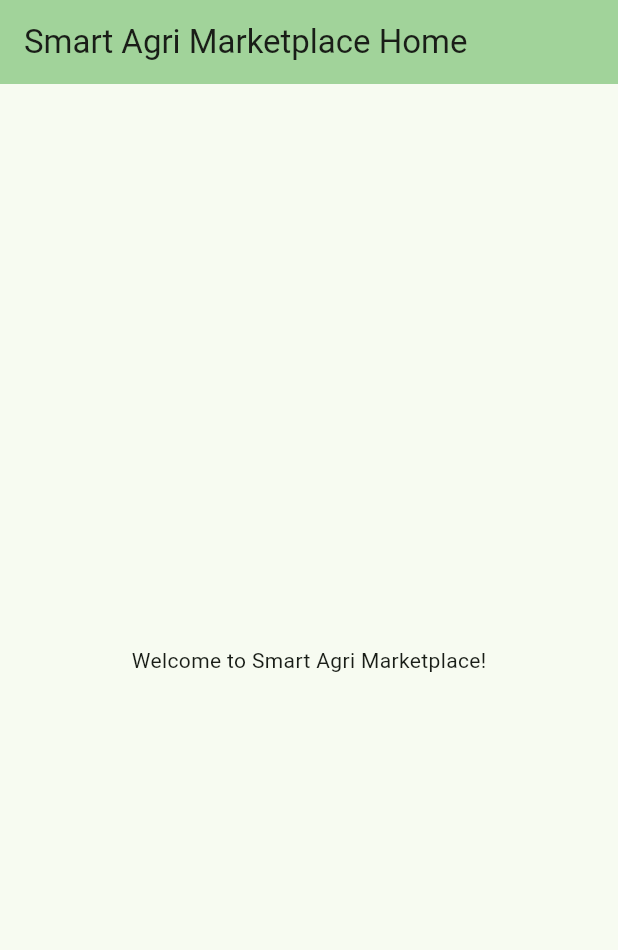
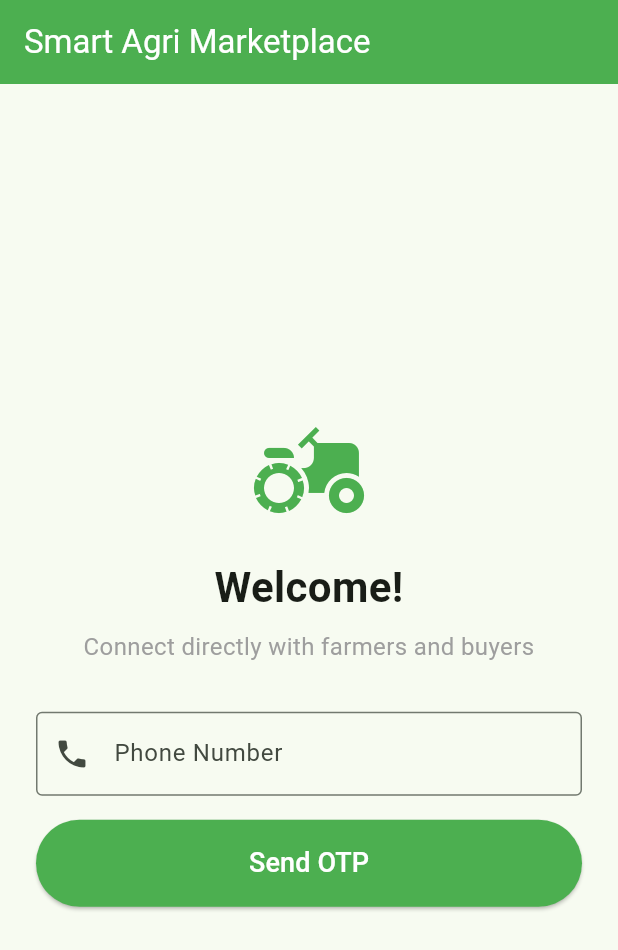
Before and after one commit to nattytesfa/smart-agri-marketplace, a Flutter app: the screen it shows after launch, on a phone screen of 412 x 824 dp. Shown: the top 950 px of the screen. Run offline on Flutter 3.47's test engine with Material 3 defaults, Android fonts, the phone set to English and light mode, and no system bars; our stand-ins replace dio, flutter_dotenv, flutter_secure_storage, supabase_flutter; accounts and stored records are empty.

Commit message:
feat: implement login and home screens with OTP authentication

```diff
--- a/mobile/lib/main.dart
+++ b/mobile/lib/main.dart
@@ -1,6 +1,19 @@
 import 'package:flutter/material.dart';
+import 'package:supabase_flutter/supabase_flutter.dart';
+import 'package:flutter_dotenv/flutter_dotenv.dart';
 
-void main() {
+import 'screens/home_screen.dart';
+import 'screens/login_screen.dart';
+
+void main() async {
+  WidgetsFlutterBinding.ensureInitialized();
+  await dotenv.load(fileName: ".env");
+
+  await Supabase.initialize(
+    url: dotenv.env['SUPABASE_URL']!,
+    publishableKey: dotenv.env['SUPABASE_ANON_KEY']!,
+  );
+
   runApp(const MyApp());
 }
 
@@ -10,33 +23,17 @@ class MyApp extends StatelessWidget {
   @override
   Widget build(BuildContext context) {
     return MaterialApp(
+      debugShowCheckedModeBanner: false,
       title: 'Smart Agri Marketplace',
       theme: ThemeData(
         colorScheme: ColorScheme.fromSeed(seedColor: Colors.green),
         useMaterial3: true,
       ),
-      home: const MyHomePage(title: 'Smart Agri Marketplace Home'),
+      initialRoute: '/login',
+      routes: {
+        '/login': (context) => const LoginScreen(),
+        '/home': (context) => const HomeScreen(),
+      },
     );
   }
 }
-
-class MyHomePage extends StatelessWidget {
-  final String title;
-
-  const MyHomePage({super.key, required this.title});
-
-  @override
-  Widget build(BuildContext context) {
-    return Scaffold(
-      appBar: AppBar(
-        title: Text(title),
-        backgroundColor: Theme.of(context).colorScheme.inversePrimary,
-      ),
-      body: const Center(
-        child: Text(
-          'Welcome to Smart Agri Marketplace!',
-        ),
-      ),
-    );
-  }
-}
--- /dev/null
+++ b/mobile/lib/screens/login_screen.dart
@@ -0,0 +1,234 @@
+import 'package:flutter/material.dart';
+import 'package:supabase_flutter/supabase_flutter.dart';
+import 'package:flutter_dotenv/flutter_dotenv.dart';
+import 'package:dio/dio.dart';
+import 'package:flutter_secure_storage/flutter_secure_storage.dart';
+
+class LoginScreen extends StatefulWidget {
+  const LoginScreen({super.key});
+
+  @override
+  State<LoginScreen> createState() => _LoginScreenState();
+}
+
+class _LoginScreenState extends State<LoginScreen> {
+  final TextEditingController _phoneController = TextEditingController();
+  final TextEditingController _otpController = TextEditingController();
+  final _storage = const FlutterSecureStorage();
+
+  bool _isLoading = false;
+  bool _otpSent = false;
+  String? _errorMessage;
+
+  // Send OTP
+  Future<void> _sendOTP() async {
+    setState(() {
+      _isLoading = true;
+      _errorMessage = null;
+    });
+
+    try {
+      final phone = _phoneController.text.trim();
+      if (!phone.startsWith('+251')) {
+        throw 'Phone number must start with +251';
+      }
+
+      await Supabase.instance.client.auth.signInWithOtp(
+        phone: phone,
+      );
+
+      if (!mounted) return;
+      setState(() {
+        _otpSent = true;
+        _isLoading = false;
+      });
+
+      ScaffoldMessenger.of(context).showSnackBar(
+        const SnackBar(content: Text('OTP sent to your phone!')),
+      );
+    } catch (e) {
+      if (!mounted) return;
+      setState(() {
+        _errorMessage = e.toString();
+        _isLoading = false;
+      });
+    }
+  }
+
+  // Verify OTP
+  Future<void> _verifyOTP() async {
+    setState(() {
+      _isLoading = true;
+      _errorMessage = null;
+    });
+
+    try {
+      final phone = _phoneController.text.trim();
+      final otp = _otpController.text.trim();
+
+      final response = await Supabase.instance.client.auth.verifyOTP(
+        phone: phone,
+        token: otp,
+        type: OtpType.sms,
+      );
+
+      if (!mounted) return;
+
+      final token = response.session?.accessToken;
+      if (token == null) throw 'Failed to get access token';
+
+      await _storage.write(key: 'supabase_token', value: token);
+
+      await _registerUser(token, phone);
+
+      if (!mounted) return;
+      Navigator.pushReplacementNamed(context, '/home');
+    } catch (e) {
+      if (!mounted) return;
+      setState(() {
+        _errorMessage = e.toString();
+        _isLoading = false;
+      });
+    }
+  }
+
+  // Register user with our backend
+  Future<void> _registerUser(String token, String phone) async {
+    final dio = Dio();
+    final baseUrl = dotenv.env['BACKEND_API_BASE_URL']!;
+
+    final response = await dio.post(
+      '$baseUrl/api/auth/register',
+      options: Options(
+        headers: {
+          'Authorization': 'Bearer $token',
+          'Content-Type': 'application/json',
+        },
+      ),
+      data: {
+        'phone_number': phone,
+        'fayda_id': 'FAYDA${DateTime.now().millisecondsSinceEpoch}',
+        'role': 'farmer',
+        'storage_type': 'none',
+        'farm_size_hectares': 0,
+      },
+    );
+
+    if (response.statusCode != 201) {
+      throw 'Registration failed: ${response.data}';
+    }
+
+    final userId = response.data['user_id'];
+    await _storage.write(key: 'user_id', value: userId);
+  }
+
+  @override
+  Widget build(BuildContext context) {
+    return Scaffold(
+      appBar: AppBar(
+        title: const Text('Smart Agri Marketplace'),
+        backgroundColor: Colors.green,
+        foregroundColor: Colors.white,
+      ),
+      body: Padding(
+        padding: const EdgeInsets.all(24.0),
+        child: Column(
+          mainAxisAlignment: MainAxisAlignment.center,
+          crossAxisAlignment: CrossAxisAlignment.stretch,
+          children: [
+            const Icon(
+              Icons.agriculture,
+              size: 80,
+              color: Colors.green,
+            ),
+            const SizedBox(height: 16),
+            const Text(
+              'Welcome!',
+              style: TextStyle(
+                fontSize: 28,
+                fontWeight: FontWeight.bold,
+              ),
+              textAlign: TextAlign.center,
+            ),
+            const SizedBox(height: 8),
+            const Text(
+              'Connect directly with farmers and buyers',
+              style: TextStyle(fontSize: 16, color: Colors.grey),
+              textAlign: TextAlign.center,
+            ),
+            const SizedBox(height: 32),
+            if (!_otpSent) ...[
+              TextField(
+                controller: _phoneController,
+                keyboardType: TextInputType.phone,
+                decoration: const InputDecoration(
+                  labelText: 'Phone Number',
+                  hintText: '+251',
+                  border: OutlineInputBorder(),
+                  prefixIcon: Icon(Icons.phone),
+                ),
+              ),
+              const SizedBox(height: 16),
+              ElevatedButton(
+                onPressed: _isLoading ? null : _sendOTP,
+                style: ElevatedButton.styleFrom(
+                  backgroundColor: Colors.green,
+                  padding: const EdgeInsets.symmetric(vertical: 16),
+                ),
+                child: _isLoading
+                    ? const CircularProgressIndicator(color: Colors.white)
+                    : const Text(
+                        'Send OTP',
+                        style: TextStyle(fontSize: 18, color: Colors.white),
+                      ),
+              ),
+            ],
+            if (_otpSent) ...[
+              TextField(
+                controller: _otpController,
+                keyboardType: TextInputType.number,
+                decoration: const InputDecoration(
+                  labelText: 'Enter OTP',
+                  hintText: '123456',
+                  border: OutlineInputBorder(),
+                  prefixIcon: Icon(Icons.lock),
+                ),
+              ),
+              const SizedBox(height: 16),
+              ElevatedButton(
+                onPressed: _isLoading ? null : _verifyOTP,
+                style: ElevatedButton.styleFrom(
+                  backgroundColor: Colors.green,
+                  padding: const EdgeInsets.symmetric(vertical: 16),
+                ),
+                child: _isLoading
+                    ? const CircularProgressIndicator(color: Colors.white)
+                    : const Text(
+                        'Verify & Register',
+                        style: TextStyle(fontSize: 18, color: Colors.white),
+                      ),
+              ),
+              TextButton(
+                onPressed: () {
+                  setState(() {
+                    _otpSent = false;
+                    _otpController.clear();
+                  });
+                },
+                child: const Text('Back to phone number'),
+              ),
+            ],
+            if (_errorMessage != null) ...[
+              const SizedBox(height: 16),
+              Text(
+                _errorMessage!,
+                style: const TextStyle(color: Colors.red),
+                textAlign: TextAlign.center,
+              ),
+            ],
+          ],
+        ),
+      ),
+    );
+  }
+}
```
Also changed, not shown: mobile/lib/screens/home_screen.dart (added, +23 -0 lines).
